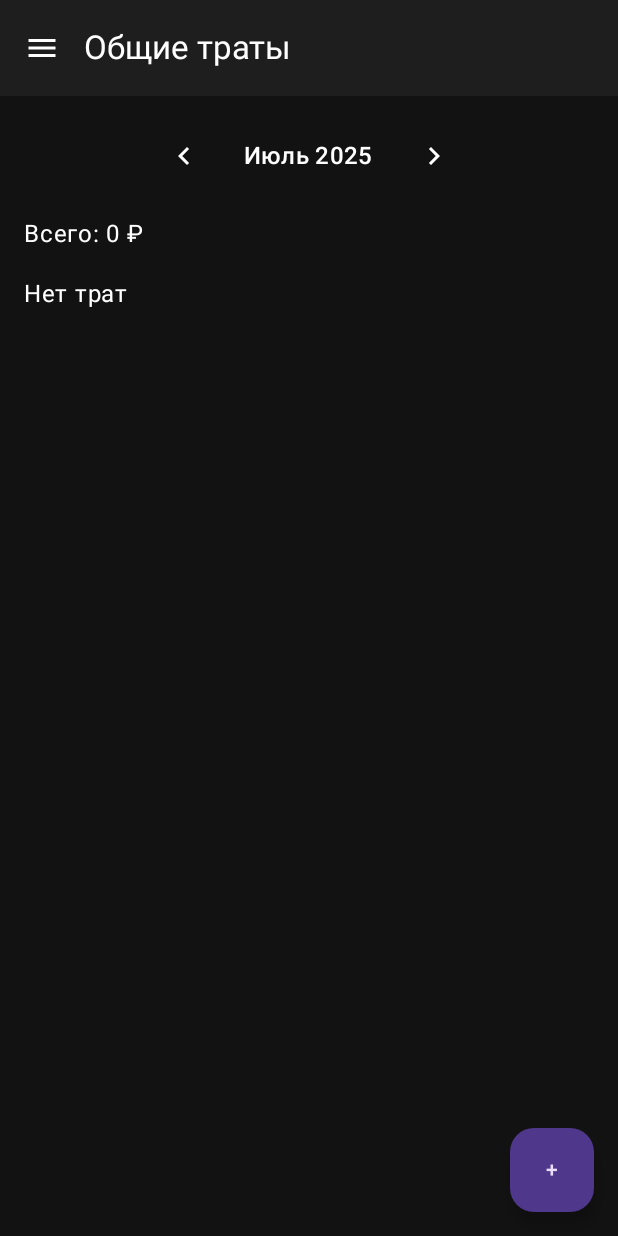
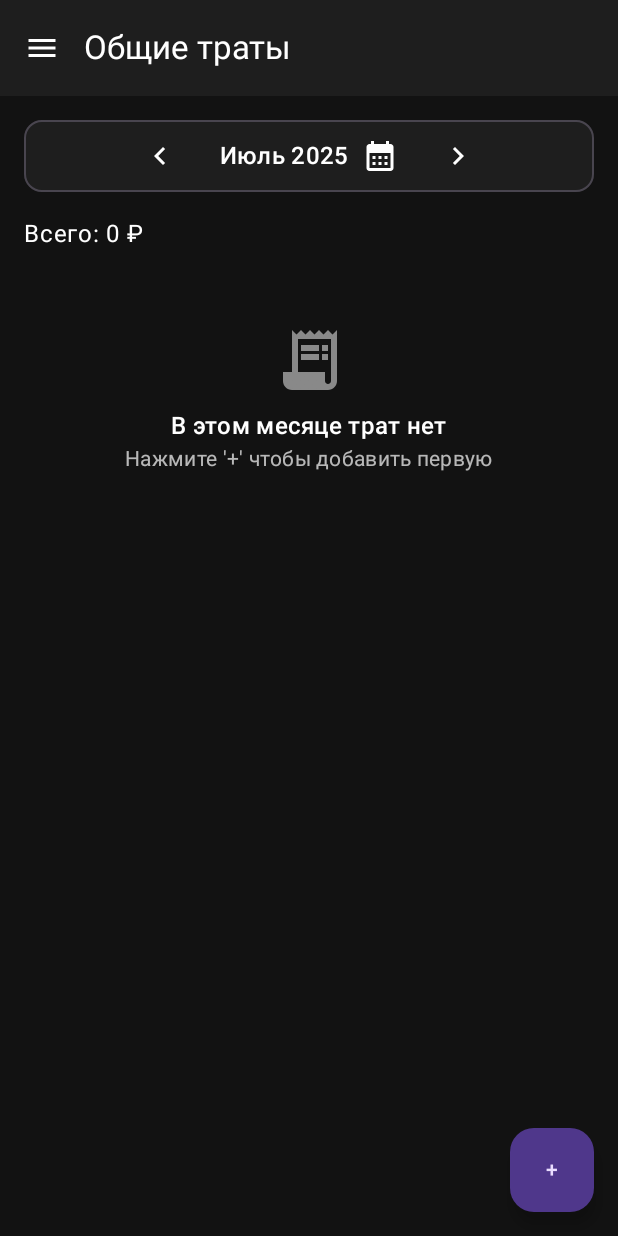
Before and after one commit to Ric377/FamilyMoney, an Android app built with Jetpack Compose: the composable MainScreen called with empty values, on a phone screen of 412 x 824 dp. Run offline under Robolectric (Android 15) with nearby library versions, the phone set to English and light mode, and no system bars; our stand-ins replace Firebase (no records; nobody signed in at launch, a user with empty details on screens opened directly).

Commit message:
Добавлен зачем-то календарь

```diff
--- a/app/src/main/java/com/rich/familymoney/ui/MainScreen.kt
+++ b/app/src/main/java/com/rich/familymoney/ui/MainScreen.kt
@@ -76,12 +76,18 @@ fun MainScreen(
         selectedPayments = emptySet()
     }
 
-    val months = listOf(
-        "Январь", "Февраль", "Март", "Апрель", "Май", "Июнь",
-        "Июль", "Август", "Сентябрь", "Октябрь", "Ноябрь", "Декабрь"
-    )
+    val months = listOf("Январь", "Февраль", "Март", "Апрель", "Май", "Июнь", "Июль", "Август", "Сентябрь", "Октябрь", "Ноябрь", "Декабрь")
+    var selectedYear by remember { mutableStateOf(Calendar.getInstance().get(Calendar.YEAR)) }
     var selectedMonth by remember { mutableStateOf(Calendar.getInstance().get(Calendar.MONTH)) }
-    var selectedYear by remember { mutableStateOf(Calendar.getInstance().get(Calendar.YEAR)) }
+    var showDatePicker by remember { mutableStateOf(false) } // Для показа календаря
+
+    val availableYears = remember(state.payments) {
+        val calendar = Calendar.getInstance()
+        state.payments.map {
+            calendar.timeInMillis = it.date
+            calendar.get(Calendar.YEAR)
+        }.toSet().sortedDescending().ifEmpty { listOf(Calendar.getInstance().get(Calendar.YEAR)) }
+    }
 
     var showEditDialog by remember { mutableStateOf(false) }
     var paymentToDelete by remember { mutableStateOf<Payment?>(null) }
@@ -254,56 +260,87 @@ fun MainScreen(
                     CircularProgressIndicator()
                 }
             } else {
+                // ЗАМЕНИТЕ ВСЮ КОЛОНКУ НА ЭТОТ КОД:
                 Column(
                     modifier = Modifier
                         .padding(padding)
-                        .padding(16.dp)
+                        .padding(horizontal = 16.dp) // Горизонтальные отступы для всего экрана
                         .verticalScroll(rememberScrollState())
                         .fillMaxSize()
                 ) {
-                    // ИЗМЕНЕННЫЙ КОД:
+                    Spacer(Modifier.height(16.dp)) // Добавляем отступ сверху
+
+                    // ПРАВИЛЬНАЯ ВЕРСИЯ ПЕРЕКЛЮЧАТЕЛЯ
+                    OutlinedCard {
                         Row(
                             modifier = Modifier.fillMaxWidth(),
                             verticalAlignment = Alignment.CenterVertically,
                             horizontalArrangement = Arrangement.Center
                         ) {
-                        // КОММЕНТАРИЙ: Кнопка "назад", которая меняет месяц и год
                             IconButton(onClick = {
                                 if (selectedMonth == 0) {
-                                selectedMonth = 11
-                                selectedYear--
+                                    selectedMonth = 11; selectedYear--
                                 } else {
                                     selectedMonth--
                                 }
                             }) {
-                            Icon(Icons.Default.KeyboardArrowLeft, contentDescription = "Предыдущий месяц")
+                                Icon(Icons.Default.KeyboardArrowLeft, "Предыдущий месяц")
                             }
 
-                        // КОММЕНТАРИЙ: Текст, который показывает текущий месяц и год
+                            Row(
+                                modifier = Modifier
+                                    .clickable { showDatePicker = true }
+                                    .padding(horizontal = 16.dp, vertical = 8.dp),
+                                verticalAlignment = Alignment.CenterVertically
+                            ) {
                                 Text(
                                     text = "${months[selectedMonth]} $selectedYear",
-                            style = MaterialTheme.typography.titleMedium,
-                            modifier = Modifier.padding(horizontal = 16.dp)
+                                    style = MaterialTheme.typography.titleMedium
                                 )
+                                Icon(Icons.Default.CalendarMonth, "Выбрать дату", Modifier.padding(start = 8.dp))
+                            }
 
-                        // КОММЕНТАРИЙ: Кнопка "вперед", которая меняет месяц и год
                             IconButton(onClick = {
                                 if (selectedMonth == 11) {
-                                selectedMonth = 0
-                                selectedYear++
+                                    selectedMonth = 0; selectedYear++
                                 } else {
                                     selectedMonth++
                                 }
                             }) {
-                            Icon(Icons.Default.KeyboardArrowRight, contentDescription = "Следующий месяц")
+                                Icon(Icons.Default.KeyboardArrowRight, "Следующий месяц")
                             }
                         }
+                    }
+
                     Spacer(Modifier.height(16.dp))
                     Text("Всего: ${fmt(totalSum)} ₽")
                     sumByUser.forEach { (n, v) -> Text("$n — ${fmt(v)} ₽") }
                     Spacer(Modifier.height(16.dp))
                     if (monthPayments.isEmpty()) {
-                        Text("Нет трат", style = MaterialTheme.typography.bodyLarge)
+                        // УЛУЧШЕННЫЙ ЭКРАН "НЕТ ТРАТ"
+                        Box(
+                            modifier = Modifier.fillMaxWidth().padding(vertical = 32.dp),
+                            contentAlignment = Alignment.Center
+                        ) {
+                            Column(horizontalAlignment = Alignment.CenterHorizontally) {
+                                Icon(
+                                    imageVector = Icons.Default.ReceiptLong,
+                                    contentDescription = "Нет трат",
+                                    modifier = Modifier.size(48.dp),
+                                    tint = MaterialTheme.colorScheme.onSurface.copy(alpha = 0.5f)
+                                )
+                                Spacer(Modifier.height(8.dp))
+                                Text(
+                                    "В этом месяце трат нет",
+                                    style = MaterialTheme.typography.titleMedium
+                                )
+                                Text(
+                                    "Нажмите '+' чтобы добавить первую",
+                                    style = MaterialTheme.typography.bodyMedium,
+                                    color = MaterialTheme.colorScheme.onSurface.copy(alpha = 0.7f)
+                                )
+                            }
+                        }
                     } else {
                         monthPayments.forEach { payment ->
                             PaymentItem(
@@ -410,6 +447,38 @@ fun MainScreen(
                 }
             }
         )
+    }
+    // КОММЕНТАРИЙ: Добавляем диалог с календарём в конец функции MainScreen
+    if (showDatePicker) {
+        // Запоминаем состояние календаря, инициализируя его текущей выбранной датой
+        val datePickerState = rememberDatePickerState(
+            initialSelectedDateMillis = Calendar.getInstance().apply {
+                set(Calendar.YEAR, selectedYear)
+                set(Calendar.MONTH, selectedMonth)
+            }.timeInMillis
+        )
+
+        DatePickerDialog(
+            onDismissRequest = { showDatePicker = false },
+            confirmButton = {
+                TextButton(
+                    onClick = {
+                        // При нажатии "OK" обновляем выбранный год и месяц
+                        datePickerState.selectedDateMillis?.let { millis ->
+                            val newCalendar = Calendar.getInstance().apply { timeInMillis = millis }
+                            selectedYear = newCalendar.get(Calendar.YEAR)
+                            selectedMonth = newCalendar.get(Calendar.MONTH)
+                        }
+                        showDatePicker = false
+                    }
+                ) { Text("OK") }
+            },
+            dismissButton = {
+                TextButton(onClick = { showDatePicker = false }) { Text("Отмена") }
+            }
+        ) {
+            DatePicker(state = datePickerState)
+        }
     }
 }
 
@@ -639,4 +708,5 @@ private fun PaymentItem(
             }
         )
     }
+
 }
```
Lines whose indentation alone changed are shown as unchanged.
